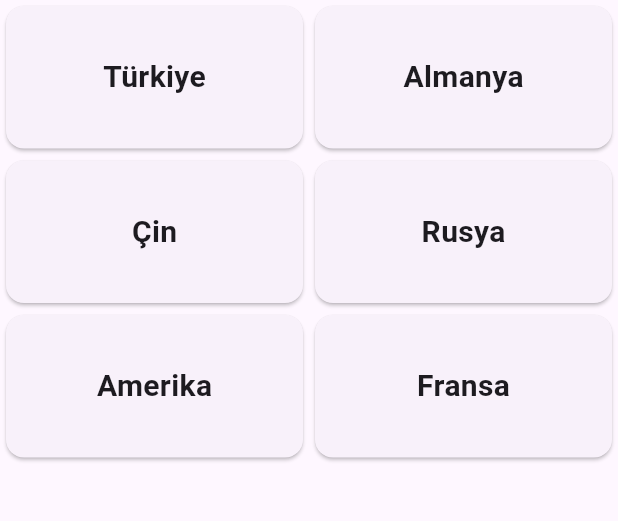
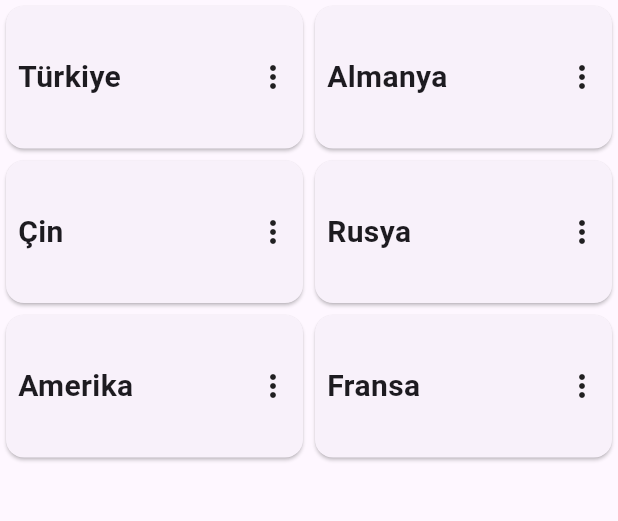
Before and after one commit to SERENGOKYILDIZ/FLUTTER_ANDROID_MATERIAL_DESIGN, a Flutter app: the screen it shows after launch, on a phone screen of 412 x 824 dp, the part 84-605 px from its top. Run offline on Flutter 3.47's test engine with Material 3 defaults, Android fonts, the phone set to English and light mode, and no system bars.

Commit message:
Learned using of GridView.builder, popup menu

```diff
--- a/lib/main.dart
+++ b/lib/main.dart
@@ -45,16 +45,31 @@ class _AnasayfaState extends State<Anasayfa> {
         ),
         itemCount: ulkeler.length,
         itemBuilder: (context, indeks){
-          return InkWell(
-            onTap: (){
-              print("${ulkeler[indeks]} ülkesi seçildi!");
-              Navigator.push(context, MaterialPageRoute(builder: (context) => detaySayfa(ulkeAdi: ulkeler[indeks])));
-            },
-            child: Card(
+          return Card(
+            child: Padding(
+              padding: const EdgeInsets.all(8.0),
               child: Row(
                 mainAxisAlignment: MainAxisAlignment.center,
                 children: [
                   Text(ulkeler[indeks], style: TextStyle(fontSize: 20, fontWeight: FontWeight.bold)),
+                  Spacer(),
+                  PopupMenuButton(
+                    child: Icon(Icons.more_vert),
+                    itemBuilder: (context) => [
+                      PopupMenuItem(value: 1, child: Text("Sil")),
+                      PopupMenuItem(value: 2, child: Text("Güncelle")),
+                    ],
+                    onSelected: (menuItemValue) {
+                      if(menuItemValue == 1)
+                        {
+                          print("${ulkeler[indeks]} ülkesi silindi!");
+                        }
+                      if(menuItemValue == 2)
+                      {
+                        print("${ulkeler[indeks]} ülkesi güncellendi!");
+                      }
+                    },
+                  )
                 ],
               ),
             ),
```
